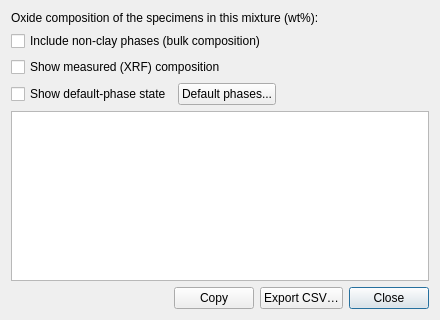
Qt form src/mudlab/ui/composition.ui (Parthasarathi-Ghosh/MudLab2) before a commit.
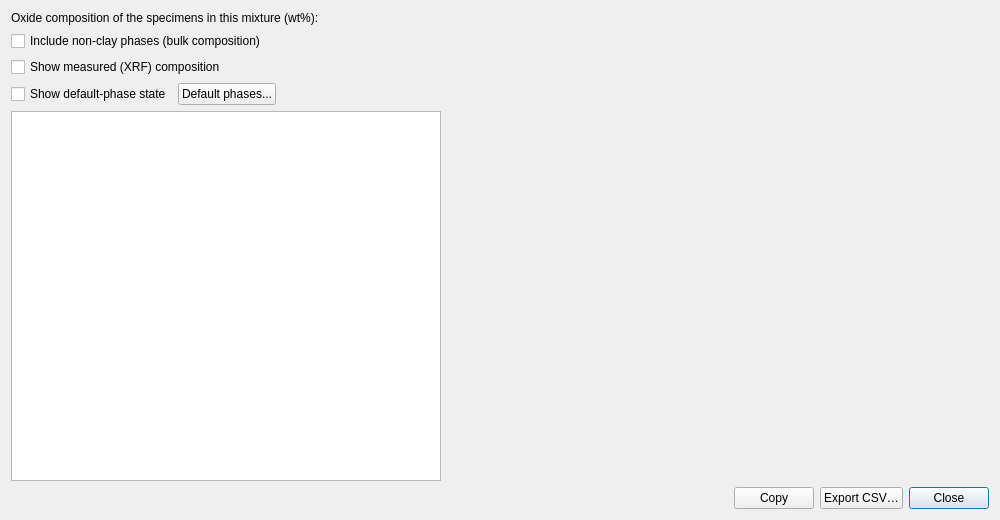
The same form after that commit.

Commit message: UI polish round + its audit: composition line plot, and an Enter policy

Patch:
```diff
--- a/src/mudlab/ui/composition.ui
+++ b/src/mudlab/ui/composition.ui
@@ -6,15 +6,47 @@
    <rect>
     <x>0</x>
     <y>0</y>
-    <width>440</width>
-    <height>320</height>
+    <width>1000</width>
+    <height>520</height>
    </rect>
   </property>
+  <property name="minimumSize">
+   <size>
+    <width>860</width>
+    <height>420</height>
+   </size>
+  </property>
   <property name="windowTitle">
    <string>Composition</string>
   </property>
   <layout class="QVBoxLayout" name="rootLayout">
    <item>
+    <layout class="QHBoxLayout" name="panesRow">
+     <property name="spacing">
+      <number>10</number>
+     </property>
+     <item>
+      <widget class="QWidget" name="leftPane" native="true">
+       <property name="sizePolicy">
+        <sizepolicy hsizetype="Expanding" vsizetype="Expanding">
+         <horstretch>4</horstretch>
+         <verstretch>0</verstretch>
+        </sizepolicy>
+       </property>
+       <layout class="QVBoxLayout" name="leftLayout">
+        <property name="leftMargin">
+         <number>0</number>
+        </property>
+        <property name="topMargin">
+         <number>0</number>
+        </property>
+        <property name="rightMargin">
+         <number>0</number>
+        </property>
+        <property name="bottomMargin">
+         <number>0</number>
+        </property>
+     <item>
     <widget class="QLabel" name="lbl_title">
      <property name="text">
       <string>Oxide composition of the specimens in this mixture (wt%):</string>
@@ -93,6 +125,35 @@
       <enum>QAbstractItemView::ContiguousSelection</enum>
      </property>
     </widget>
+     </item>
+       </layout>
+      </widget>
+     </item>
+     <item>
+      <widget class="QWidget" name="rightPane" native="true">
+       <property name="sizePolicy">
+        <sizepolicy hsizetype="Expanding" vsizetype="Expanding">
+         <horstretch>5</horstretch>
+         <verstretch>0</verstretch>
+        </sizepolicy>
+       </property>
+       <layout class="QVBoxLayout" name="plotLayout">
+        <property name="leftMargin">
+         <number>0</number>
+        </property>
+        <property name="topMargin">
+         <number>0</number>
+        </property>
+        <property name="rightMargin">
+         <number>0</number>
+        </property>
+        <property name="bottomMargin">
+         <number>0</number>
+        </property>
+       </layout>
+      </widget>
+     </item>
+    </layout>
    </item>
    <item>
     <layout class="QHBoxLayout" name="buttonRow">
```
Lines whose indentation alone changed are shown as unchanged. The commit also changes 12 other files.
